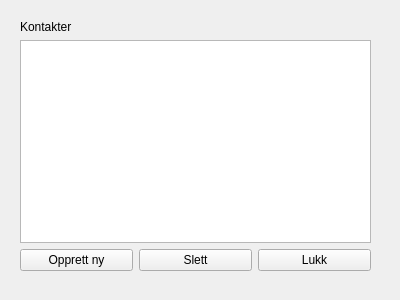
ArcticFqx/QTSkoleProsjekt, file contactsgui.ui: the form before one commit.
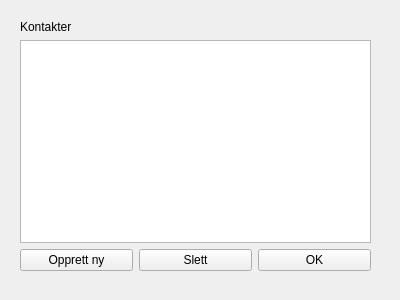
The form after the commit.

```diff
--- a/contactsgui.ui
+++ b/contactsgui.ui
@@ -13,7 +13,7 @@
   <property name="windowTitle">
    <string>Kontaktliste</string>
   </property>
-  <widget class="QWidget" name="">
+  <widget class="QWidget" name="layoutWidget">
    <property name="geometry">
     <rect>
      <x>20</x>
@@ -50,7 +50,7 @@
     <item row="2" column="2">
      <widget class="QPushButton" name="closeButton">
       <property name="text">
-       <string>Lukk</string>
+       <string>OK</string>
       </property>
      </widget>
     </item>
```
Left out of the diff: 6 changed lines with no effect on the pictures.
